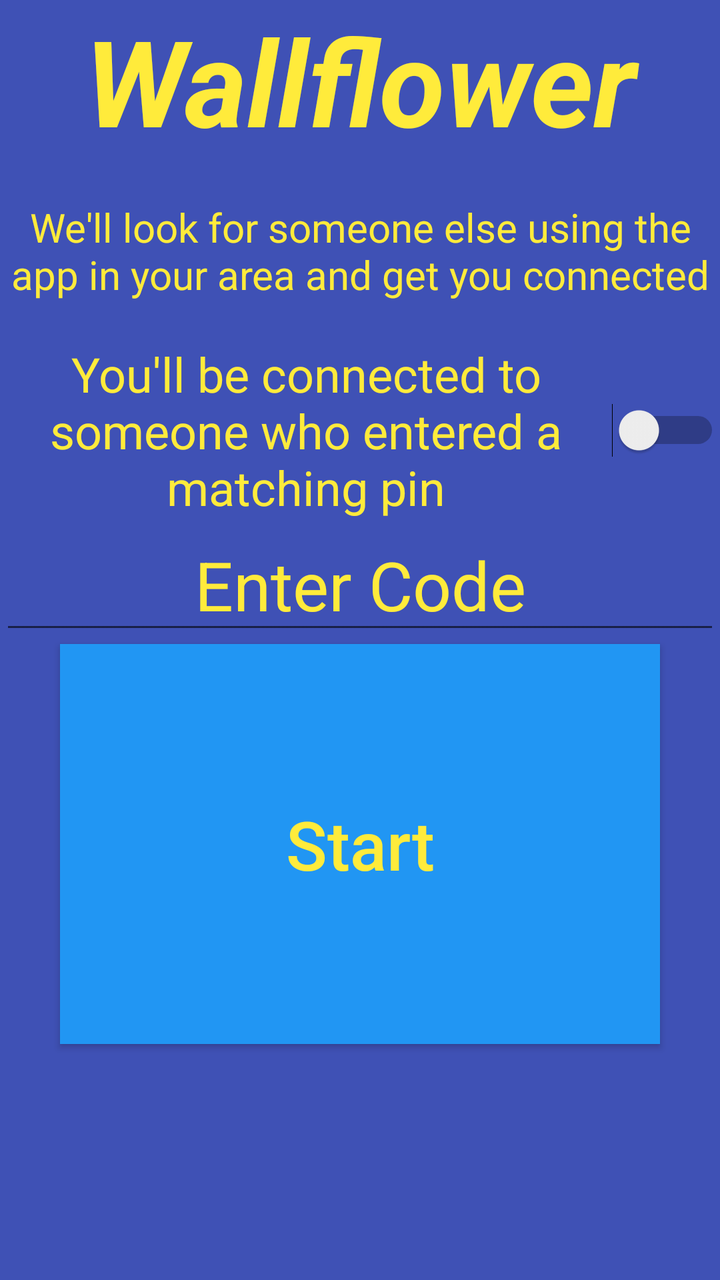
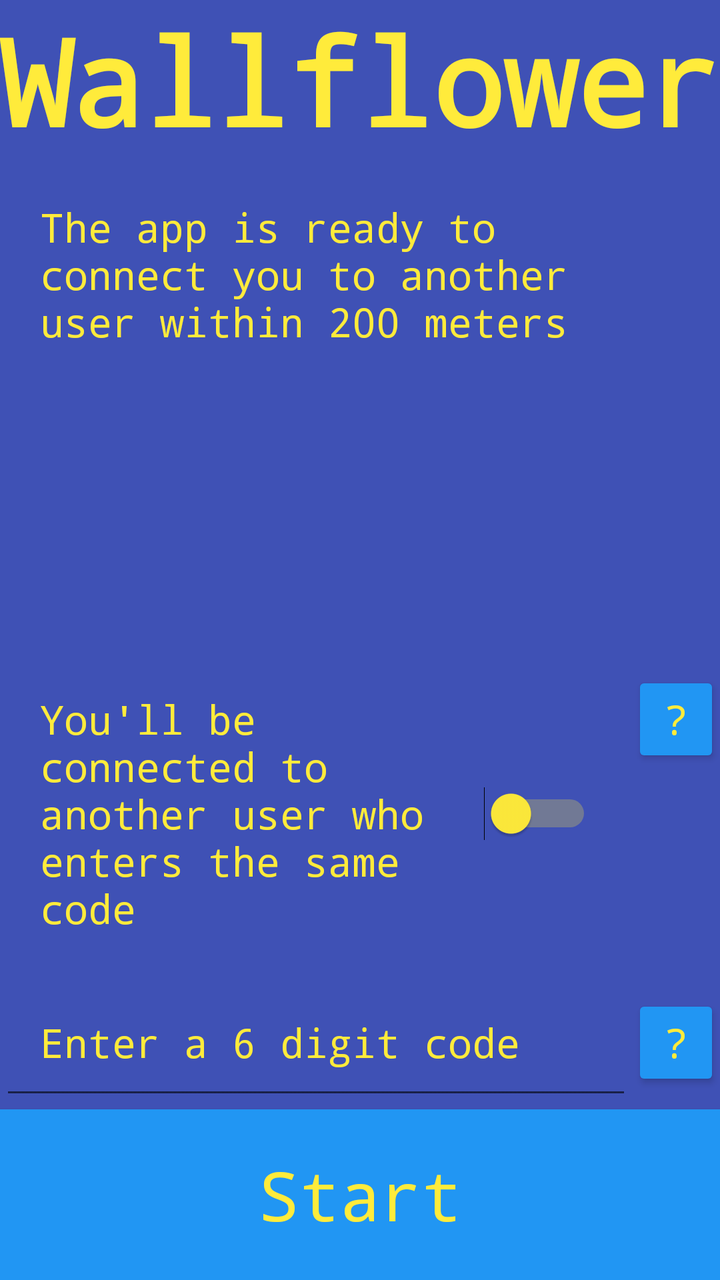

An Android layout rendered at two revisions. The XML below is the earlier revision; the diff shows what the commit changed to produce the second picture.
<!-- AndroidManifest.xml: application theme Theme.AppCompat.Light.NoActionBar -->
<!-- res/layout/activity_main.xml -->
<?xml version="1.0" encoding="utf-8"?>
<androidx.constraintlayout.widget.ConstraintLayout xmlns:android="http://schemas.android.com/apk/res/android"
    xmlns:app="http://schemas.android.com/apk/res-auto"
    xmlns:tools="http://schemas.android.com/tools"
    android:layout_width="match_parent"
    android:layout_height="match_parent"
    tools:context=".MainActivity">

    <LinearLayout
        android:id="@+id/mainLayout"
        android:layout_width="0dp"
        android:layout_height="0dp"
        android:background="@color/dark_blue"
        android:gravity="center_horizontal"
        android:orientation="vertical"
        app:layout_constraintBottom_toBottomOf="parent"
        app:layout_constraintEnd_toEndOf="parent"
        app:layout_constraintStart_toStartOf="parent"
        app:layout_constraintTop_toTopOf="parent">

        <TextView
            android:id="@+id/mainTitle"
            android:layout_width="match_parent"
            android:layout_height="wrap_content"
            android:text="@string/main_title"
            android:textAlignment="center"
            android:textAllCaps="false"
            android:textColor="@color/yellow"
            android:textSize="60sp"
            android:textStyle="bold|italic" />

        <TextView
            android:id="@+id/mainNotify"
            android:layout_width="match_parent"
            android:layout_height="wrap_content"
            android:paddingTop="20sp"
            android:paddingBottom="20sp"
            android:text="@string/main_label"
            android:textAlignment="center"
            android:textColor="@color/yellow"
            android:textSize="20sp" />

        <Switch
            android:id="@+id/broadcastSwitch"
            android:layout_width="match_parent"
            android:layout_height="wrap_content"
            android:onClick="toggleBroadcast"
            android:text="@string/broadcast_off"
            android:textAlignment="center"
            android:textColor="@color/yellow"
            android:textSize="24sp" />

        <EditText
            android:id="@+id/codeInput"
            android:layout_width="match_parent"
            android:layout_height="wrap_content"
            android:hint="@string/code_hint"
            android:inputType="numberPassword"
            android:maxLength="6"
            android:textAlignment="center"
            android:textColor="@color/yellow"
            android:textColorHint="@color/yellow"
            android:textSize="34sp" />

        <Button
            android:id="@+id/discoverButton"
            android:layout_width="300sp"
            android:layout_height="200sp"
            android:background="@color/light_blue"
            android:onClick="discover"
            android:text="@string/discover_button"
            android:textAllCaps="false"
            android:textColor="@color/yellow"
            android:textSize="34sp"
            tools:ignore="TextContrastCheck" />

        <Button
            android:id="@+id/cancelButton"
            android:layout_width="300sp"
            android:layout_height="200sp"
            android:background="@color/light_blue"
            android:onClick="cancelDiscover"
            android:text="@string/cancel_button"
            android:textAllCaps="false"
            android:textColor="@color/yellow"
            android:textSize="34sp"
            android:visibility="gone" />

    </LinearLayout>

</androidx.constraintlayout.widget.ConstraintLayout>
<!-- resources referenced by this layout -->
<resources>
  <color name="dark_blue">#FF3F51B5</color>
  <color name="light_blue">#FF2196F3</color>
  <color name="yellow">#FFFFEB3B</color>
  <string name="broadcast_off">You\'ll be connected to someone who entered a matching pin</string>
  <string name="cancel_button">Stop</string>
  <string name="code_hint">Enter Code</string>
  <string name="discover_button">Start</string>
  <string name="main_label">We\'ll look for someone else using the app in your area and get you connected</string>
  <string name="main_title">Wallflower</string>
</resources>

<!-- the commit's change to res/layout/activity_main.xml (unified diff, before → after) -->
@@ -7,13 +7,12 @@
     tools:context=".MainActivity">
 
     <LinearLayout
-        android:id="@+id/mainLayout"
-        android:layout_width="0dp"
+        android:id="@+id/titleLayout"
+        android:layout_width="match_parent"
         android:layout_height="0dp"
         android:background="@color/dark_blue"
-        android:gravity="center_horizontal"
         android:orientation="vertical"
-        app:layout_constraintBottom_toBottomOf="parent"
+        app:layout_constraintBottom_toTopOf="@+id/mainLayout"
         app:layout_constraintEnd_toEndOf="parent"
         app:layout_constraintStart_toStartOf="parent"
         app:layout_constraintTop_toTopOf="parent">
@@ -22,64 +21,127 @@
             android:id="@+id/mainTitle"
             android:layout_width="match_parent"
             android:layout_height="wrap_content"
+            android:fontFamily="monospace"
             android:text="@string/main_title"
             android:textAlignment="center"
-            android:textAllCaps="false"
             android:textColor="@color/yellow"
             android:textSize="60sp"
-            android:textStyle="bold|italic" />
+            android:textStyle="bold" />
 
         <TextView
             android:id="@+id/mainNotify"
             android:layout_width="match_parent"
             android:layout_height="wrap_content"
-            android:paddingTop="20sp"
-            android:paddingBottom="20sp"
+            android:fontFamily="monospace"
+            android:padding="20sp"
             android:text="@string/main_label"
-            android:textAlignment="center"
+            android:textAlignment="textStart"
             android:textColor="@color/yellow"
             android:textSize="20sp" />
+    </LinearLayout>
 
-        <Switch
-            android:id="@+id/broadcastSwitch"
+    <LinearLayout
+        android:id="@+id/mainLayout"
+        android:layout_width="0dp"
+        android:layout_height="wrap_content"
+        android:background="@color/dark_blue"
+        android:gravity="center_horizontal"
+        android:orientation="vertical"
+        app:layout_constraintBottom_toBottomOf="parent"
+        app:layout_constraintEnd_toEndOf="parent"
+        app:layout_constraintStart_toStartOf="parent"
+        app:layout_constraintTop_toBottomOf="@+id/titleLayout">
+
+        <LinearLayout
+            android:id="@+id/switchLayout"
             android:layout_width="match_parent"
             android:layout_height="wrap_content"
-            android:onClick="toggleBroadcast"
-            android:text="@string/broadcast_off"
-            android:textAlignment="center"
-            android:textColor="@color/yellow"
-            android:textSize="24sp" />
+            android:orientation="horizontal">
 
-        <EditText
-            android:id="@+id/codeInput"
+            <Switch
+                android:id="@+id/broadcastSwitch"
+                android:layout_width="match_parent"
+                android:layout_height="wrap_content"
+                android:layout_weight="1"
+                android:checked="false"
+                android:fontFamily="monospace"
+                android:onClick="toggleBroadcast"
+                android:padding="20sp"
+                android:text="@string/broadcast_off"
+                android:textAlignment="textStart"
+                android:textColor="@color/yellow"
+                android:textSize="20sp"
+                android:thumbTint="@color/yellow"
+                android:trackTint="@color/yellow" />
+
+            <Button
+                android:id="@+id/switchInfo"
+                android:layout_width="wrap_content"
+                android:layout_height="wrap_content"
+                android:layout_weight="1"
+                android:backgroundTint="@color/light_blue"
+                android:fontFamily="monospace"
+                android:onClick="showSwitchInfo"
+                android:text="@string/info_mark"
+                android:textColor="@color/yellow"
+                android:textSize="20sp" />
+        </LinearLayout>
+
+        <LinearLayout
+            android:id="@+id/codeLayout"
             android:layout_width="match_parent"
             android:layout_height="wrap_content"
-            android:hint="@string/code_hint"
-            android:inputType="numberPassword"
-            android:maxLength="6"
-            android:textAlignment="center"
+            android:orientation="horizontal">
+
+            <EditText
+                android:id="@+id/codeInput"
+                android:layout_width="match_parent"
+                android:layout_height="wrap_content"
+                android:layout_weight="1"
+                android:fontFamily="monospace"
+                android:hint="@string/code_hint"
+                android:inputType="numberPassword"
+                android:maxLength="6"
+                android:padding="20sp"
+                android:textAlignment="textStart"
+                android:textColor="@color/yellow"
+                android:textColorHint="@color/yellow"
+                android:textSize="20sp" />
+
+            <Button
+                android:id="@+id/codeInfo"
+                android:layout_width="wrap_content"
+                android:layout_height="wrap_content"
+                android:layout_weight="1"
+                android:backgroundTint="@color/light_blue"
+                android:fontFamily="monospace"
+                android:onClick="showCodeInfo"
+                android:text="@string/info_mark"
+                android:textColor="@color/yellow"
+                android:textSize="20sp" />
+        </LinearLayout>
+
+        <Button
+            android:id="@+id/discoverButton"
+            android:layout_width="match_parent"
+            android:layout_height="wrap_content"
+            android:background="@color/light_blue"
+            android:fontFamily="monospace"
+            android:onClick="discover"
+            android:padding="20sp"
+            android:text="@string/discover_button"
+            android:textAllCaps="false"
             android:textColor="@color/yellow"
-            android:textColorHint="@color/yellow"
             android:textSize="34sp" />
 
         <Button
-            android:id="@+id/discoverButton"
-            android:layout_width="300sp"
-            android:layout_height="200sp"
+            android:id="@+id/cancelButton"
+            android:layout_width="match_parent"
+            android:layout_height="wrap_content"
             android:background="@color/light_blue"
-            android:onClick="discover"
-            android:text="@string/discover_button"
-            android:textAllCaps="false"
-            android:textColor="@color/yellow"
-            android:textSize="34sp"
-            tools:ignore="TextContrastCheck" />
-
-        <Button
-            android:id="@+id/cancelButton"
-            android:layout_width="300sp"
-            android:layout_height="200sp"
-            android:background="@color/light_blue"
+            android:fontFamily="monospace"
             android:onClick="cancelDiscover"
+            android:padding="10sp"
             android:text="@string/cancel_button"
             android:textAllCaps="false"
             android:textColor="@color/yellow"
<!-- resource entries referenced after the edit -->
@@ -3,11 +3,12 @@
   <color name="dark_blue">#FF3F51B5</color>
   <color name="light_blue">#FF2196F3</color>
   <color name="yellow">#FFFFEB3B</color>
-  <string name="broadcast_off">You\'ll be connected to someone who entered a matching pin</string>
+  <string name="broadcast_off">You\'ll be connected to another user who enters the same code</string>
   <string name="cancel_button">Stop</string>
-  <string name="code_hint">Enter Code</string>
+  <string name="code_hint">Enter a 6 digit code</string>
   <string name="discover_button">Start</string>
-  <string name="main_label">We\'ll look for someone else using the app in your area and get you connected</string>
+  <string name="info_mark">\?</string>
+  <string name="main_label">The app is ready to connect you to another user within 200 meters</string>
   <string name="main_title">Wallflower</string>
 </resources>
 
